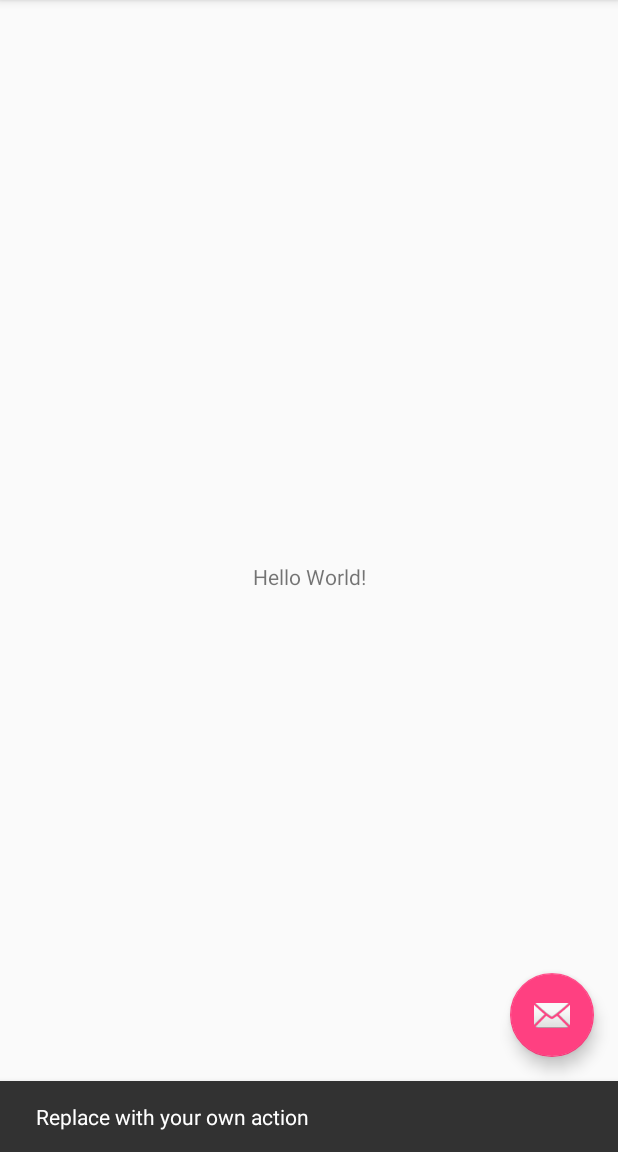
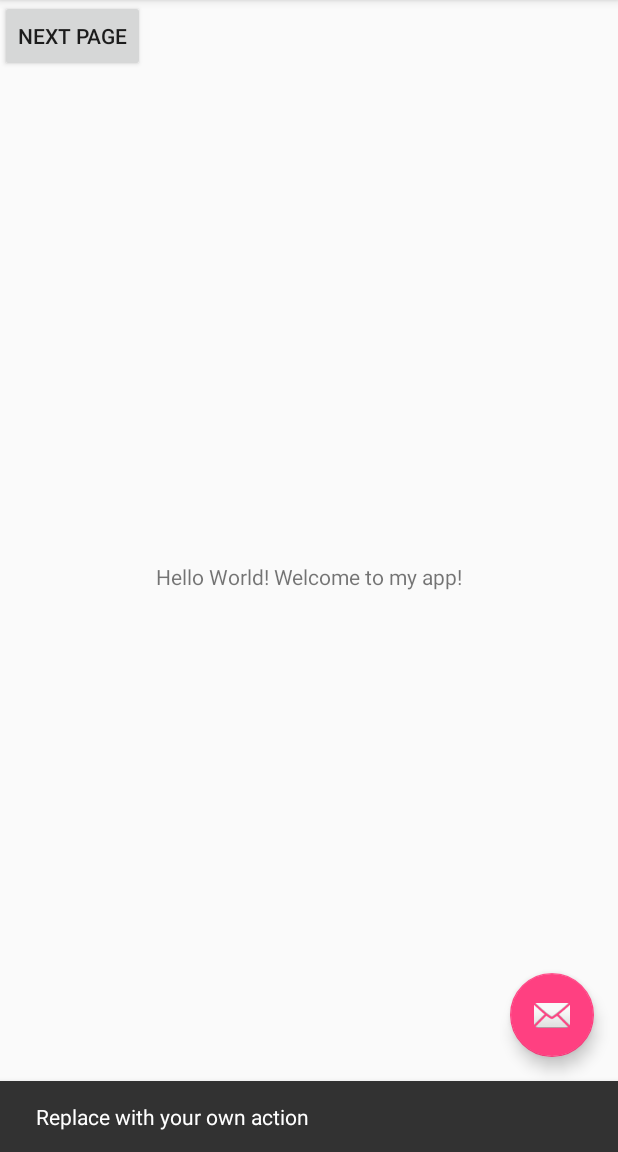
Before and after one commit to Ananthan-K/Split, an Android app: the screen it shows after launch (MainActivity), after a tap on an icon or button, on a phone screen of 412 x 824 dp, the part 84-1236 px from its top. Run offline under Robolectric (Android 15) with nearby library versions, the phone set to English and light mode, and no system bars.

Commit message:
added ActiveTransactions activity and navigation from main to activetransaction activities

```diff
--- a/app/src/main/AndroidManifest.xml
+++ b/app/src/main/AndroidManifest.xml
@@ -19,6 +19,7 @@
                 <category android:name="android.intent.category.LAUNCHER" />
             </intent-filter>
         </activity>
+        <activity android:name=".ActiveTransactions"></activity>
     </application>
 
 </manifest>
--- a/app/src/main/java/com/example/cocoabutter/split/MainActivity.java
+++ b/app/src/main/java/com/example/cocoabutter/split/MainActivity.java
@@ -8,6 +8,7 @@ import android.support.v7.widget.Toolbar;
 import android.view.View;
 import android.view.Menu;
 import android.view.MenuItem;
+import android.content.Intent;
 
 public class MainActivity extends AppCompatActivity {
 
@@ -26,6 +27,11 @@ public class MainActivity extends AppCompatActivity {
                         .setAction("Action", null).show();
             }
         });
+    }
+
+    public void sendMessage(View view){
+        Intent intent = new Intent(this, ActiveTransactions.class);
+        startActivity(intent);
     }
 
     @Override
--- a/app/src/main/res/layout/content_main.xml
+++ b/app/src/main/res/layout/content_main.xml
@@ -11,10 +11,19 @@
     <TextView
         android:layout_width="wrap_content"
         android:layout_height="wrap_content"
-        android:text="Hello World!"
+        android:text="@string/hello_world"
         app:layout_constraintBottom_toBottomOf="parent"
         app:layout_constraintLeft_toLeftOf="parent"
         app:layout_constraintRight_toRightOf="parent"
         app:layout_constraintTop_toTopOf="parent" />
 
+    <Button
+        android:id="@+id/button"
+        android:layout_width="wrap_content"
+        android:layout_height="wrap_content"
+        android:onClick="sendMessage"
+        android:text="Next Page"
+        tools:layout_editor_absoluteX="148dp"
+        tools:layout_editor_absoluteY="275dp" />
+
 </android.support.constraint.ConstraintLayout>
--- a/app/src/main/res/values/strings.xml
+++ b/app/src/main/res/values/strings.xml
@@ -1,4 +1,6 @@
 <resources>
     <string name="app_name">Split</string>
     <string name="action_settings">Settings</string>
+    <string name="hello_world">Hello World! Welcome to my app!</string>
+    <string name="second_page">Welcome to the second page</string>
 </resources>
```
Also changed, not shown: app/src/main/java/com/example/cocoabutter/split/ActiveTransactions.java (added, +13 -0 lines), app/src/main/res/layout/activity_active_transactions.xml (added, +16 -0 lines), 1 other file.
